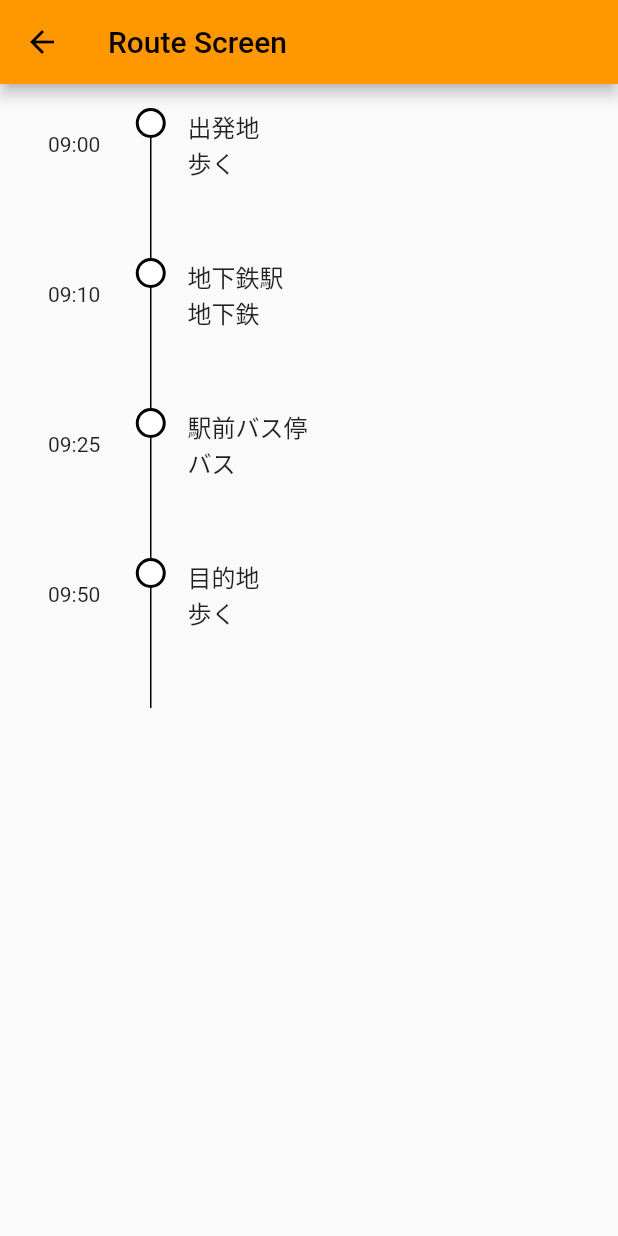
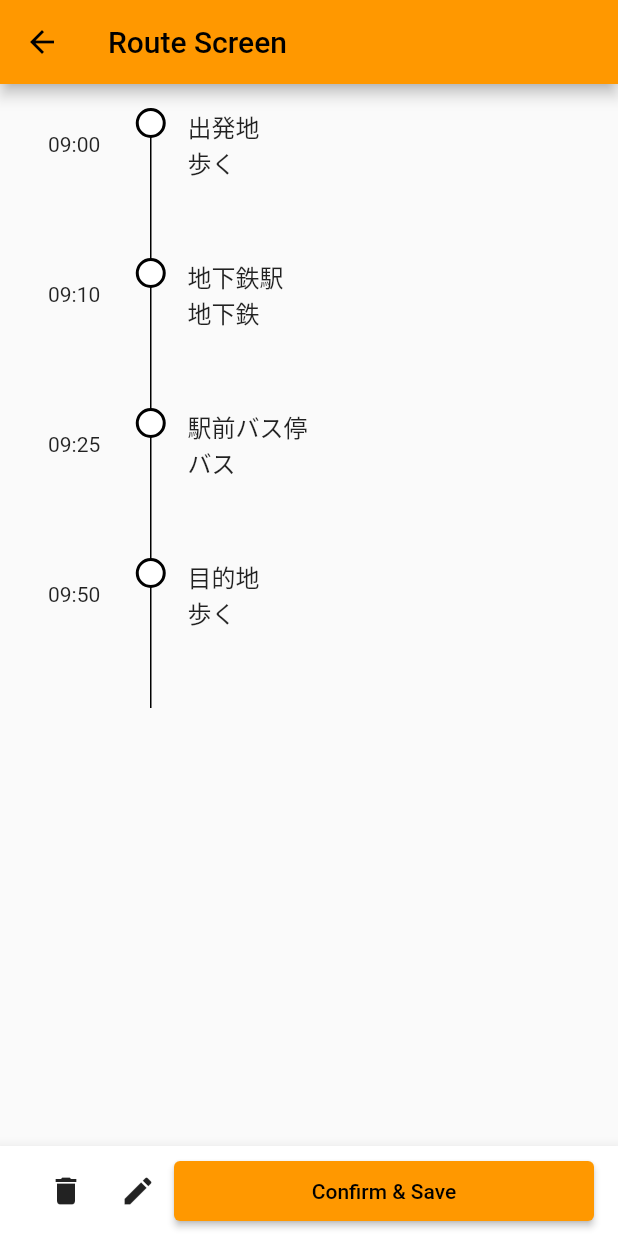
Before and after one commit to joshuats10/TripPlan, a Flutter app: the RouteScreen screen opened directly, on a phone screen of 412 x 824 dp. Run offline on Flutter 3.47's test engine with Material 2 defaults, Android fonts, the phone set to English and light mode, and no system bars; our stand-ins replace flutter_svg, google_maps_flutter; network calls fail.

Commit message:
update screen

```diff
--- a/front/lib/screens/attraction_list_screen.dart
+++ b/front/lib/screens/attraction_list_screen.dart
@@ -1,4 +1,6 @@
 import 'package:flutter/material.dart';
+import 'package:front/screens/route_screen.dart';
+import 'package:front/widgets/bottom_app_bar.dart';
 
 class AttractionListScreen extends StatelessWidget {
   const AttractionListScreen({super.key});
@@ -8,6 +10,10 @@ class AttractionListScreen extends StatelessWidget {
     return Scaffold(
       appBar: AppBar(
         title: const Text('Attraction List Screen'),
+      ),
+      bottomNavigationBar: ListScreenBottomBar(
+        buttonText: 'Optimize Itinerary',
+        nextPage: RouteScreen(),
       ),
       body: Container(
         padding: const EdgeInsets.all(16.0),
--- a/front/lib/screens/route_screen.dart
+++ b/front/lib/screens/route_screen.dart
@@ -1,4 +1,6 @@
 import 'package:flutter/material.dart';
+import 'package:front/screens/save_screen.dart';
+import 'package:front/widgets/bottom_app_bar.dart';
 
 class RouteStep {
   final String time;
@@ -22,6 +24,10 @@ class RouteScreen extends StatelessWidget {
     return Scaffold(
       appBar: AppBar(
         title: const Text('Route Screen'),
+      ),
+      bottomNavigationBar: const ListScreenBottomBar(
+        buttonText: 'Confirm & Save',
+        nextPage: SaveScreen(title: 'Save Screen'),
       ),
       body: Container(
         padding: const EdgeInsets.all(16.0),
--- /dev/null
+++ b/front/lib/widgets/bottom_app_bar.dart
@@ -0,0 +1,55 @@
+import 'package:flutter/material.dart';
+
+class ListScreenBottomBar extends StatefulWidget {
+  final String buttonText;
+  final Widget nextPage;
+
+  const ListScreenBottomBar({
+    Key? key,
+    required this.buttonText,
+    required this.nextPage,
+  }) : super(key: key);
+
+  @override
+  _ListScreenBottomBarState createState() => _ListScreenBottomBarState();
+}
+
+class _ListScreenBottomBarState extends State<ListScreenBottomBar> {
+  @override
+  Widget build(BuildContext context) {
+    return BottomAppBar(
+      child: Container(
+        height: 60,
+        padding: EdgeInsets.symmetric(horizontal: 20),
+        child: Row(
+          mainAxisAlignment: MainAxisAlignment.spaceBetween,
+          children: [
+            IconButton(
+              onPressed: () {},
+              icon: const Icon(Icons.delete),
+            ),
+            IconButton(
+              onPressed: () {},
+              icon: const Icon(Icons.edit),
+            ),
+            SizedBox(
+              width: 280,
+              height: 40,
+              child: ElevatedButton(
+                onPressed: () {
+                  Navigator.push(
+                    context,
+                    MaterialPageRoute(
+                      builder: (context) => widget.nextPage,
+                    ),
+                  );
+                },
+                child: Text(widget.buttonText),
+              ),
+            ),
+          ],
+        ),
+      ),
+    );
+  }
+}
--- a/front/pubspec.yaml
+++ b/front/pubspec.yaml
@@ -65,6 +65,7 @@ flutter:
   assets:
     - assets/images/undraw_journey_re_ec5q.svg
     - assets/images/undraw_map_re_60yf.svg
+    - assets/images/undraw_departing_re_mlq3.svg
 
   # An image asset can refer to one or more resolution-specific "variants", see
   # https://flutter.dev/assets-and-images/#resolution-aware
```
Also changed, not shown: front/lib/screens/map_screen.dart (+52 -7 lines), front/lib/screens/save_screen.dart (added, +67 -0 lines).
